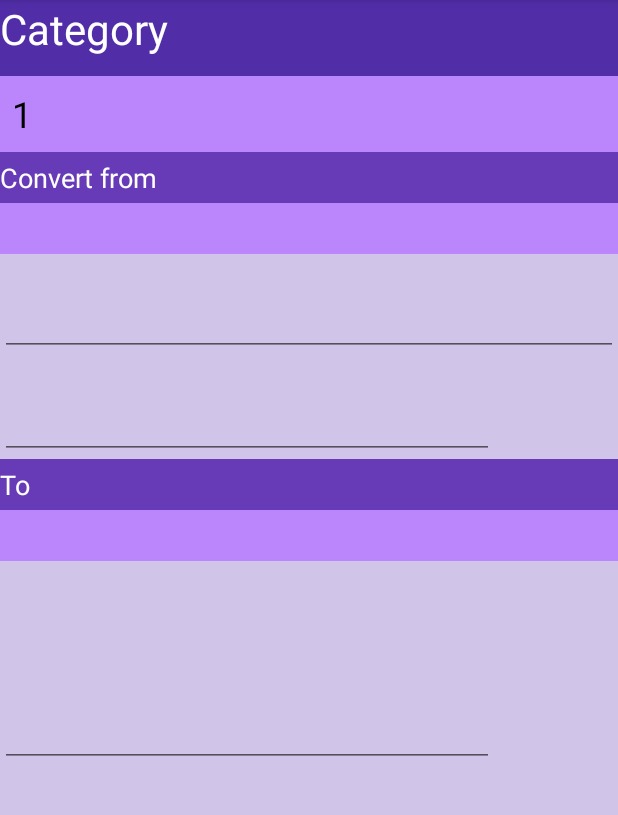
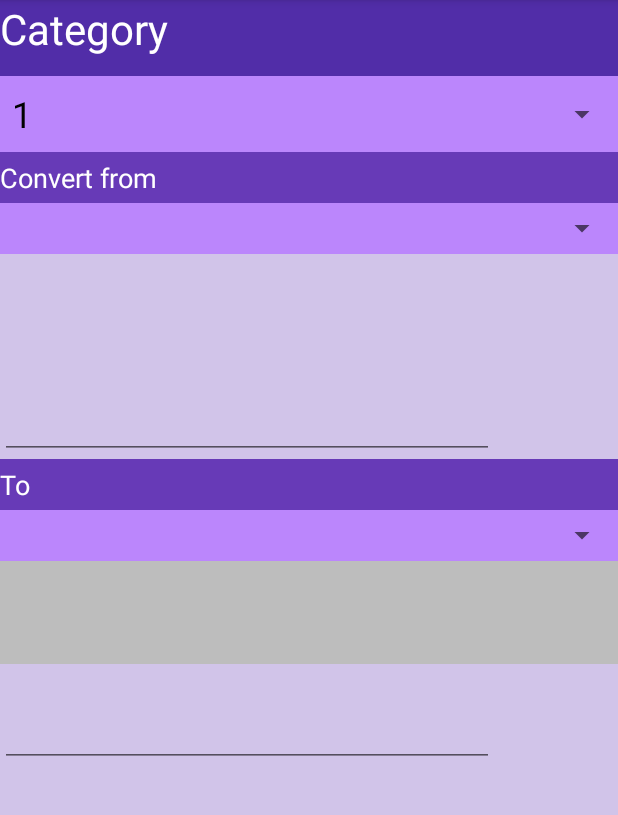
Before and after one commit to Herophillix/cp3406-unit-converter-app, an Android app: the screen it shows after launch (MainActivity), on a phone screen of 412 x 824 dp, the part 84-899 px from its top. Run offline under Robolectric (Android 15) with nearby library versions, the phone set to English and light mode, and no system bars.

Commit message:
Move packages inside

```diff
--- a/app/src/main/java/Unit/Unit.java
+++ b/app/src/main/java/com/example/unit_converter_app/Unit/Unit.java
@@ -1,4 +1,4 @@
-package Unit;
+package com.example.unit_converter_app.Unit;
 
 import java.math.BigDecimal;
 import java.math.RoundingMode;
--- a/app/src/main/res/layout/activity_main.xml
+++ b/app/src/main/res/layout/activity_main.xml
@@ -9,7 +9,7 @@
     <LinearLayout
         android:layout_width="match_parent"
         android:layout_height="match_parent"
-        android:background="@color/primary_light"
+        android:background="@color/purple_200"
         android:orientation="vertical">
 
         <TextView
@@ -26,8 +26,7 @@
             android:id="@+id/category_spinner"
             android:layout_width="match_parent"
             android:layout_height="0dp"
-            android:layout_weight="1"
-            android:background="@color/purple_200" />
+            android:layout_weight="1" />
 
         <LinearLayout
             android:layout_width="match_parent"
@@ -56,14 +55,14 @@
                     android:id="@+id/top_spinner"
                     android:layout_width="match_parent"
                     android:layout_height="0dp"
-                    android:layout_weight="1"
-                    android:background="@color/purple_200" />
+                    android:layout_weight="1" />
 
                 <EditText
                     android:id="@+id/top_input"
                     android:layout_width="match_parent"
                     android:layout_height="0dp"
                     android:layout_weight="2"
+                    android:background="@color/primary_light"
                     android:ems="10"
                     android:inputType="textPersonName" />
 
@@ -72,6 +71,7 @@
                     android:layout_width="match_parent"
                     android:layout_height="0dp"
                     android:layout_weight="2"
+                    android:background="@color/primary_light"
                     android:orientation="horizontal">
 
                     <EditText
@@ -112,20 +112,21 @@
                     android:id="@+id/bottom_spinner"
                     android:layout_width="match_parent"
                     android:layout_height="0dp"
-                    android:layout_weight="1"
-                    android:background="@color/purple_200" />
+                    android:layout_weight="1" />
 
                 <TextView
                     android:id="@+id/bottom_text"
                     android:layout_width="match_parent"
                     android:layout_height="0dp"
-                    android:layout_weight="2" />
+                    android:layout_weight="2"
+                    android:background="@color/divider" />
 
                 <LinearLayout
                     android:id="@+id/bottom_decimal"
                     android:layout_width="match_parent"
                     android:layout_height="0dp"
                     android:layout_weight="2"
+                    android:background="@color/primary_light"
                     android:orientation="horizontal">
 
                     <EditText
@@ -145,11 +146,12 @@
 
             </LinearLayout>
 
-            <Space
+            <View
                 android:id="@+id/filler"
                 android:layout_width="match_parent"
                 android:layout_height="0dp"
-                android:layout_weight="5" />
+                android:layout_weight="5"
+                android:background="@color/primary_light" />
         </LinearLayout>
 
     </LinearLayout>
```
Also changed, not shown: app/src/main/java/Category/Length.java (deleted, +0 -22 lines), app/src/main/java/Category/Temperature.java (deleted, +0 -16 lines), app/src/main/java/Category/Volume.java (deleted, +0 -23 lines), app/src/main/java/Category/Weight.java (deleted, +0 -20 lines), app/src/main/java/UnitSystem/UnitSystem.java (deleted, +0 -21 lines), app/src/main/java/com/example/unit_converter_app/Category/Category.java (renamed from app/src/main/java/Category/Category.java, +17 -3 lines), app/src/main/java/com/example/unit_converter_app/Category/Length.java (added, +22 -0 lines), app/src/main/java/com/example/unit_converter_app/Category/Temperature.java (added, +16 -0 lines), app/src/main/java/com/example/unit_converter_app/Category/Volume.java (added, +23 -0 lines), app/src/main/java/com/example/unit_converter_app/Category/Weight.java (added, +20 -0 lines), app/src/main/java/com/example/unit_converter_app/Main.java (renamed from app/src/main/java/Main.java, +6 -4 lines), app/src/main/java/com/example/unit_converter_app/TextParser.java (renamed from app/src/main/java/TextParser.java, +7 -5 lines), app/src/main/java/com/example/unit_converter_app/UnitSystem/Imperial.java (renamed from app/src/main/java/UnitSystem/Imperial.java, +4 -3 lines), app/src/main/java/com/example/unit_converter_app/UnitSystem/Metric.java (renamed from app/src/main/java/UnitSystem/Metric.java, +4 -3 lines), 3 more files.
